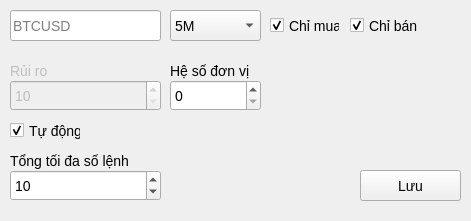
The window that ui/EditWindow.ui (nguyenvantat1182002/rsi-signal-bot) describes before a commit, drawn with Qt 5.
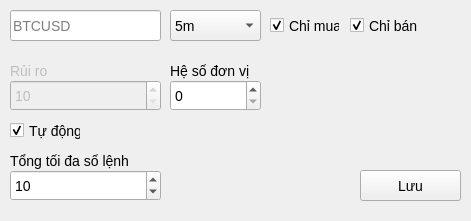
The same window after the commit.

What changed in the file:
```diff
--- a/ui/EditWindow.ui
+++ b/ui/EditWindow.ui
@@ -153,7 +153,7 @@
     </item>
     <item>
      <property name="text">
-      <string>5M</string>
+      <string>5m</string>
      </property>
     </item>
     <item>
```
Left out of the diff: 4 changed lines with no effect on the pictures.
